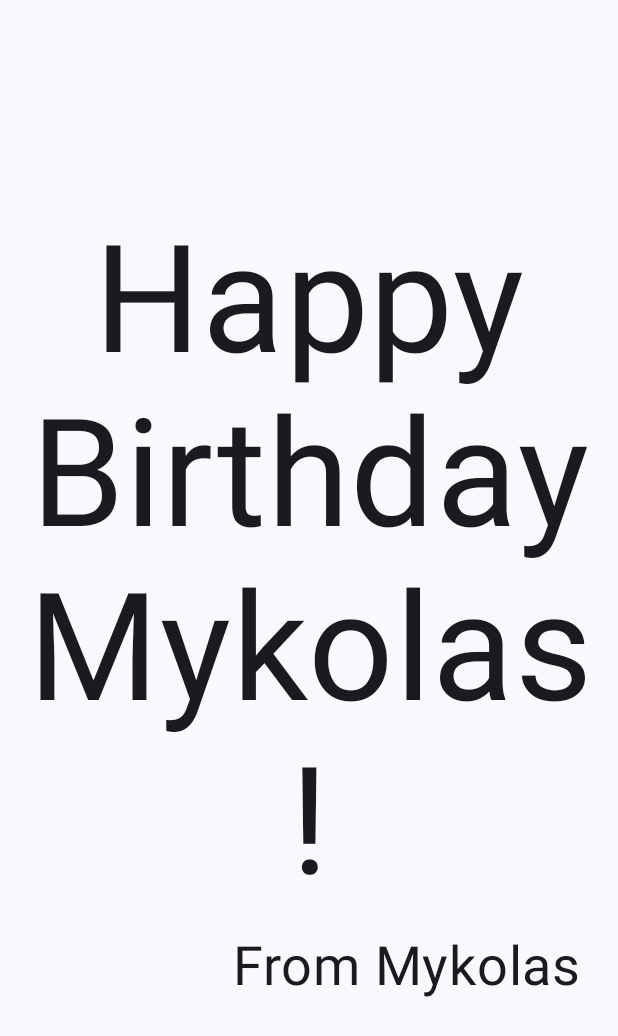
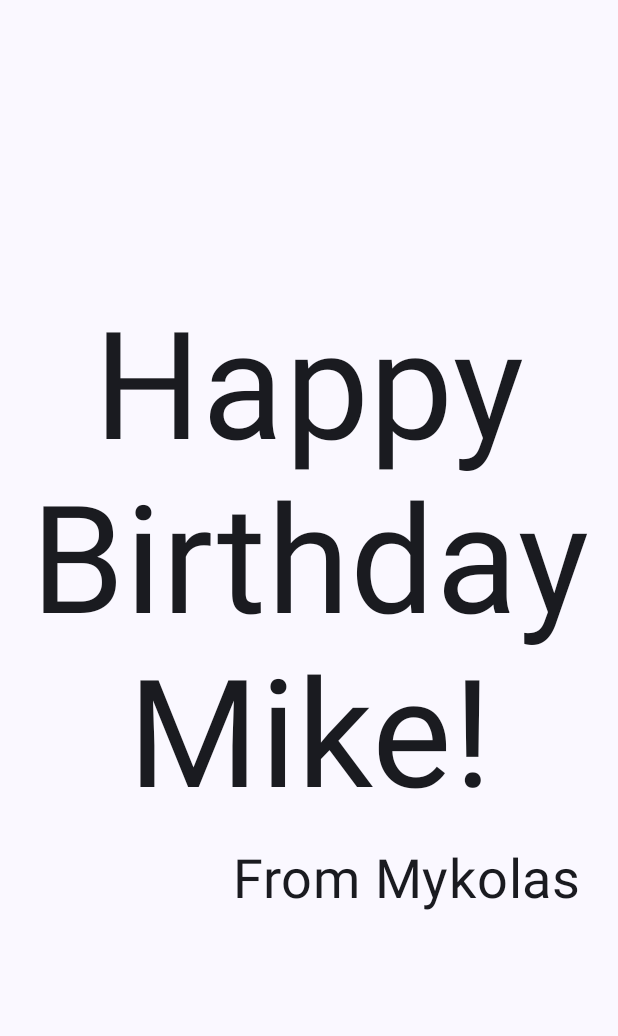
Before and after one commit to myka1/HappyBirthday, an Android app built with Jetpack Compose: the screen it shows after launch (MainActivity), on a phone screen of 412 x 824 dp. Shown: the top 1036 px of the screen. Run offline under Robolectric (Android 15) with nearby library versions, the phone set to English and light mode, and no system bars.

Commit message:
Update MainActivity.kt

```diff
--- a/app/src/main/java/com/example/happybirthday/MainActivity.kt
+++ b/app/src/main/java/com/example/happybirthday/MainActivity.kt
@@ -31,7 +31,7 @@ class MainActivity : ComponentActivity() {
                     modifier = Modifier.fillMaxSize(),
                     color = MaterialTheme.colorScheme.background
                 ) {
-                    GreetingText( message = "Happy Birthday Mykolas!", from = "From Mykolas")
+                    GreetingText( message = "Happy Birthday Mike!", from = "From Mykolas")
                 }
             }
         }
@@ -64,6 +64,6 @@ fun GreetingText(message: String, from: String, modifier: Modifier = Modifier) {
 @Composable
 fun BirthdayCardPreview() {
     HappyBirthdayTheme {
-        GreetingText(message = "Happy Birthday Mykolas!", from = "From Mykolas")
+        GreetingText(message = "Happy Birthday Mike!", from = "From Mykolas")
     }
 }
```
